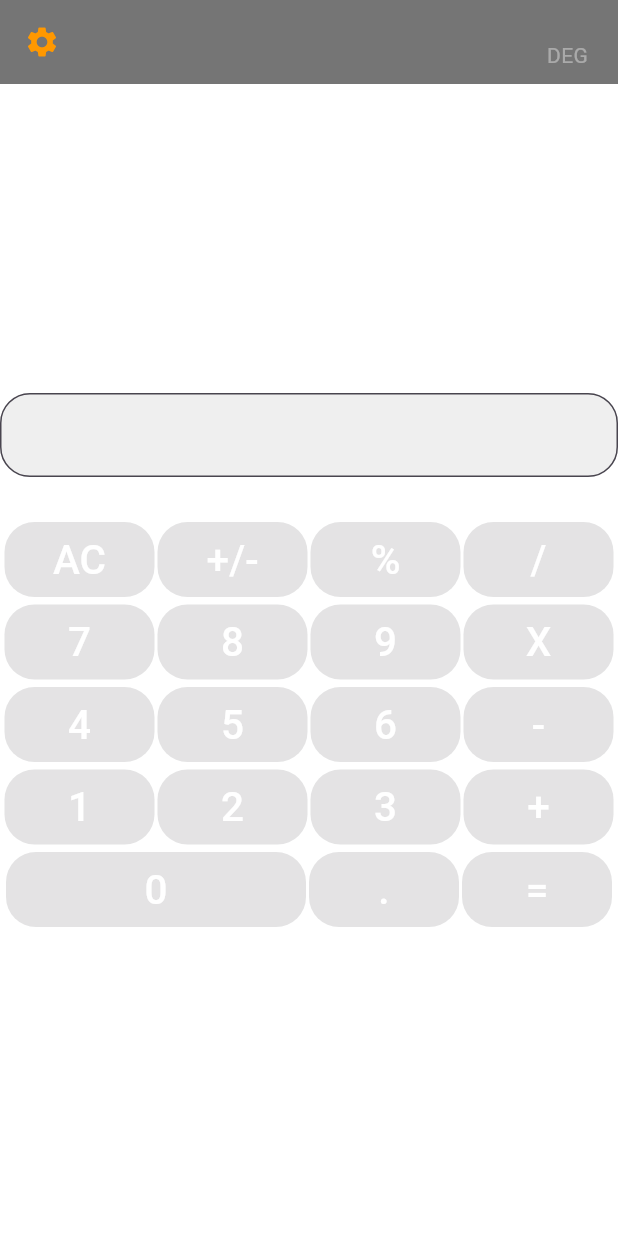
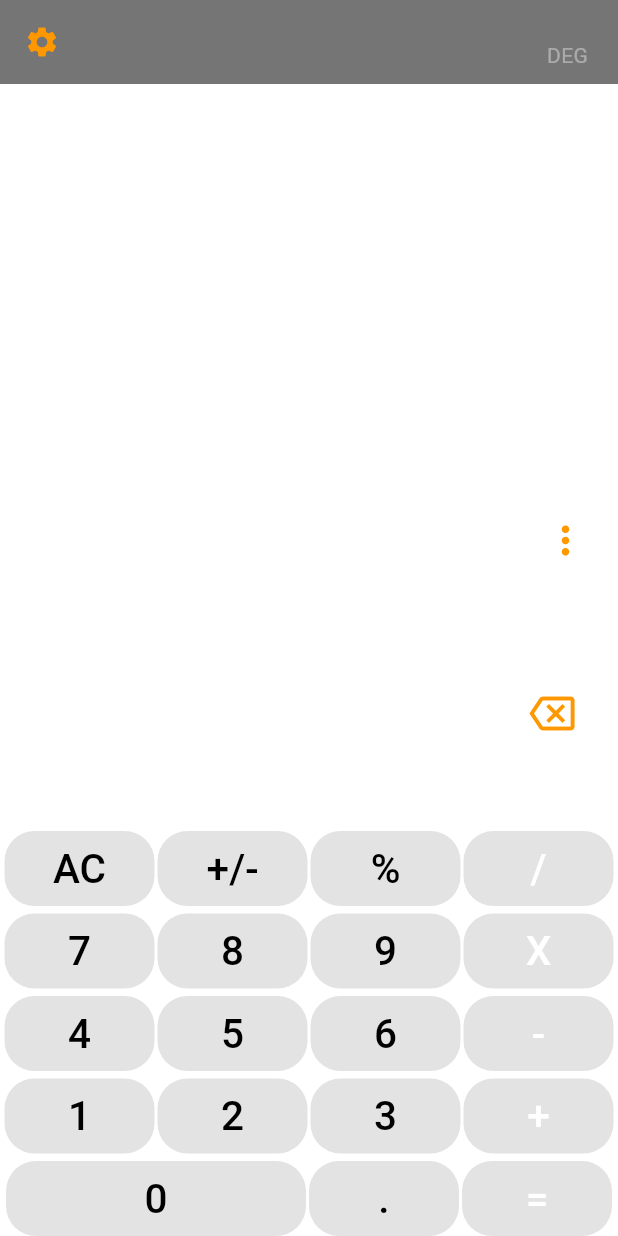
Before and after one commit to Marieezouaa/CalculatorApp, a Flutter app: the screen it shows after launch, on a phone screen of 412 x 824 dp. Run offline on Flutter 3.47's test engine with Material 3 defaults, Android fonts, the phone set to English and light mode, and no system bars; our stand-ins replace google_fonts, math_expressions.

Commit message:
Added logic for buttonFunction

```diff
--- a/lib/calculatorFunctionality.dart
+++ b/lib/calculatorFunctionality.dart
@@ -1,5 +1,6 @@
 import 'package:flutter/material.dart';
 import 'package:google_fonts/google_fonts.dart';
+import 'package:math_expressions/math_expressions.dart';
 
 class Calculatorfunctionality extends StatefulWidget {
   const Calculatorfunctionality({super.key});
@@ -21,16 +22,66 @@ class _CalculatorfunctionalityState extends State<Calculatorfunctionality> {
   double buttonSpace = 2;
   double rowSpace = 5;
 
-  TextEditingController yourController = TextEditingController();
-  String enteredText = "";
-
   String equation = "0";
   String result = "0";
   String expression = "";
   double equationFontSize = 38.0;
   double resultFontSize = 48.0;
 
-  buttonFunction(String buttonCharacter) {}
+  buttonFunction(String buttonCharacter) {
+    // used to check if the result contains a decimal
+    String doesContainDecimal(dynamic result) {
+      if (result.toString().contains('.')) {
+        List<String> splitDecimal = result.toString().split('.');
+        if (!(int.parse(splitDecimal[1]) > 0)) {
+          return result = splitDecimal[0].toString();
+        }
+      }
+      return result;
+    }
+
+    setState(() {
+      if (buttonCharacter == "AC") {
+        equation = "0";
+        result = "0";
+      } else if (buttonCharacter == "⌫") {
+        equation = equation.substring(0, equation.length - 1);
+        if (equation == "") {
+          equation = "0";
+        }
+      } else if (buttonCharacter == "+/-") {
+        if (equation[0] != '-') {
+          equation = '-$equation';
+        } else {
+          equation = equation.substring(1);
+        }
+      } else if (buttonCharacter == "=") {
+        expression = equation;
+        expression = expression.replaceAll('X', '*');
+        expression = expression.replaceAll('÷', '/');
+        expression = expression.replaceAll('%', '%');
+
+        try {
+          Parser p = Parser();
+          Expression exp = p.parse(expression);
+
+          ContextModel cm = ContextModel();
+          result = '${exp.evaluate(EvaluationType.REAL, cm)}';
+          if (expression.contains('%')) {
+            result = doesContainDecimal(result);
+          }
+        } catch (e) {
+          result = "Error";
+        }
+      } else {
+        if (equation == "0") {
+          equation = buttonCharacter;
+        } else {
+          equation = equation + buttonCharacter;
+        }
+      }
+    });
+  }
 
   Widget calculatorButton(String buttonCharacter, Color backgroundColor,
       Color textColor, void Function()? buttonFunction) {
@@ -43,19 +94,13 @@ class _CalculatorfunctionalityState extends State<Calculatorfunctionality> {
         style: ElevatedButton.styleFrom(
             shape: const RoundedRectangleBorder(
                 borderRadius: BorderRadius.all(Radius.circular(20))),
-            backgroundColor: backgroundColor),
+            backgroundColor: Colors.black),
         child: Text(
           buttonCharacter,
-          style: const TextStyle(fontSize: 27, color: Colors.white),
+          style: TextStyle(fontSize: 27, color: textColor),
         ),
       ),
     );
-  }
-
-  int counter = 1;
-
-  void reset() {
-    setState(() {});
   }
 
   @override
@@ -76,20 +121,66 @@ class _CalculatorfunctionalityState extends State<Calculatorfunctionality> {
       ),
       body: SafeArea(
         child: Column(
-          mainAxisAlignment: MainAxisAlignment.center,
+          mainAxisAlignment: MainAxisAlignment.end,
           children: [
-            TextField(
-              controller: yourController,
-              decoration: InputDecoration(
-                fillColor: const Color.fromARGB(255, 239, 239, 239),
-                filled: true,
-                border: OutlineInputBorder(
-                  borderRadius: BorderRadius.circular(20),
-                  // borderSide: BorderSide.none,
+            Align(
+              alignment: Alignment.bottomRight,
+              child: SingleChildScrollView(
+                scrollDirection: Axis.horizontal,
+                child: Column(
+                  crossAxisAlignment: CrossAxisAlignment.end,
+                  children: [
+                    Row(
+                      mainAxisAlignment: MainAxisAlignment.end,
+                      children: <Widget>[
+                        Padding(
+                            padding: const EdgeInsets.all(10.0),
+                            child: Text(result,
+                                textAlign: TextAlign.left,
+                                style: const TextStyle(
+                                    color: Colors.white, fontSize: 80))),
+                        const Icon(Icons.more_vert,
+                            color: Colors.orange, size: 30),
+                        const SizedBox(width: 20),
+                      ],
+                    ),
+                    Row(
+                      mainAxisAlignment: MainAxisAlignment.end,
+                      children: [
+                        Padding(
+                          padding: const EdgeInsets.all(20),
+                          child: Text(equation,
+                              style: const TextStyle(
+                                fontSize: 40,
+                                color: Colors.white38,
+                              )),
+                        ),
+                        IconButton(
+                          icon: const Icon(Icons.backspace_outlined,
+                              color: Colors.orange, size: 30),
+                          onPressed: () {
+                            buttonFunction("⌫");
+                          },
+                        ),
+                        const SizedBox(width: 20),
+                      ],
+                    )
+                  ],
                 ),
-                hintText: '',
               ),
             ),
+            // TextField(
+            //   controller: yourController,
+            //   decoration: InputDecoration(
+            //     fillColor: const Color.fromARGB(255, 239, 239, 239),
+            //     filled: true,
+            //     border: OutlineInputBorder(
+            //       borderRadius: BorderRadius.circular(20),
+            //       // borderSide: BorderSide.none,
+            //     ),
+            //     hintText: '',
+            //   ),
+            // ),
             const SizedBox(
               height: 30,
             ),
```
